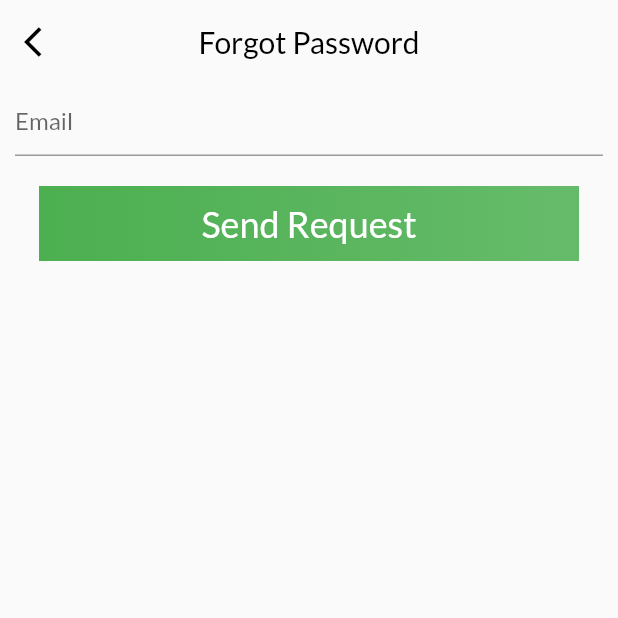
After one commit to faisalsha/food-delivery-app-firebase-, a Flutter app: the ForgotPasswordScreen screen opened directly, on a phone screen of 412 x 824 dp, the top half of it. The commit adds this screen. Run offline on Flutter 3.47's test engine with Material 2 defaults, Android fonts, the phone set to English and light mode, and no system bars; our stand-ins replace cloud_firestore, firebase_auth, firebase_core, fluttertoast, shimmer; missing offline and left inert: razorpay_flutter; accounts and stored records are empty.

Commit message:
forgot password done

```diff
--- /dev/null
+++ b/lib/Pages/ForgotPassword/forgot_password.dart
@@ -0,0 +1,76 @@
+import 'package:firebase_auth/firebase_auth.dart';
+import 'package:flutter/material.dart';
+import 'package:fluttertoast/fluttertoast.dart';
+import 'package:fooddelivery/Routes/push.dart';
+import 'package:fooddelivery/Widgets/mybutton.dart';
+
+class ForgotPasswordScreen extends StatefulWidget {
+  const ForgotPasswordScreen({Key? key}) : super(key: key);
+
+  @override
+  _ForgotPasswordScreenState createState() => _ForgotPasswordScreenState();
+}
+
+class _ForgotPasswordScreenState extends State<ForgotPasswordScreen> {
+  String? email;
+  @override
+  Widget build(BuildContext context) {
+    return Scaffold(
+      appBar: AppBar(
+        elevation: 0.0,
+        backgroundColor: Colors.transparent,
+        leading: Builder(
+          builder: (context) => GestureDetector(
+            child: Icon(
+              Icons.arrow_back_ios,
+              color: Colors.black,
+            ),
+            onTap: () {
+              RoutingPage.pop(context: context);
+            },
+          ),
+        ),
+        title: Text(
+          "Forgot Password",
+          style: TextStyle(color: Colors.black),
+        ),
+        centerTitle: true,
+      ),
+      body: Padding(
+        padding: const EdgeInsets.symmetric(horizontal: 10),
+        child: Column(
+          children: [
+            TextFormField(
+              keyboardType: TextInputType.emailAddress,
+              decoration: InputDecoration(hintText: "Email"),
+              onChanged: (value) {
+                setState(() {
+                  email = value.trim();
+                });
+              },
+            ),
+            SizedBox(
+              height: 20,
+            ),
+            MyButton(
+                onpressed: () async {
+                  if (email!.trim().isEmpty) {
+                    Fluttertoast.showToast(msg: "Please Provide Email");
+                  } else {
+                    await FirebaseAuth.instance
+                        .sendPasswordResetEmail(email: email!)
+                        .whenComplete(() {
+                      Fluttertoast.showToast(
+                          msg: "Email has been sent to $email ,please verify!");
+                    });
+
+                    RoutingPage.pop(context: context);
+                  }
+                },
+                text: "Send Request")
+          ],
+        ),
+      ),
+    );
+  }
+}
--- a/lib/Pages/LoginScreen/login_screen.dart
+++ b/lib/Pages/LoginScreen/login_screen.dart
@@ -17,6 +17,13 @@ class _LoginScreenState extends State<LoginScreen> {
 
   TextEditingController Password = TextEditingController();
   bool isLoading = false;
+
+  @override
+  void dispose() {
+    super.dispose();
+    Email.dispose();
+    Password.dispose();
+  }
 
   @override
   Widget build(BuildContext context) {
```
Also changed, not shown: lib/Pages/LoginScreen/Components/center_part.dart (+12 -0 lines), lib/Widgets/app_drawer.dart (+3 -4 lines), lib/Widgets/grid_view_widget.dart (+20 -20 lines).
